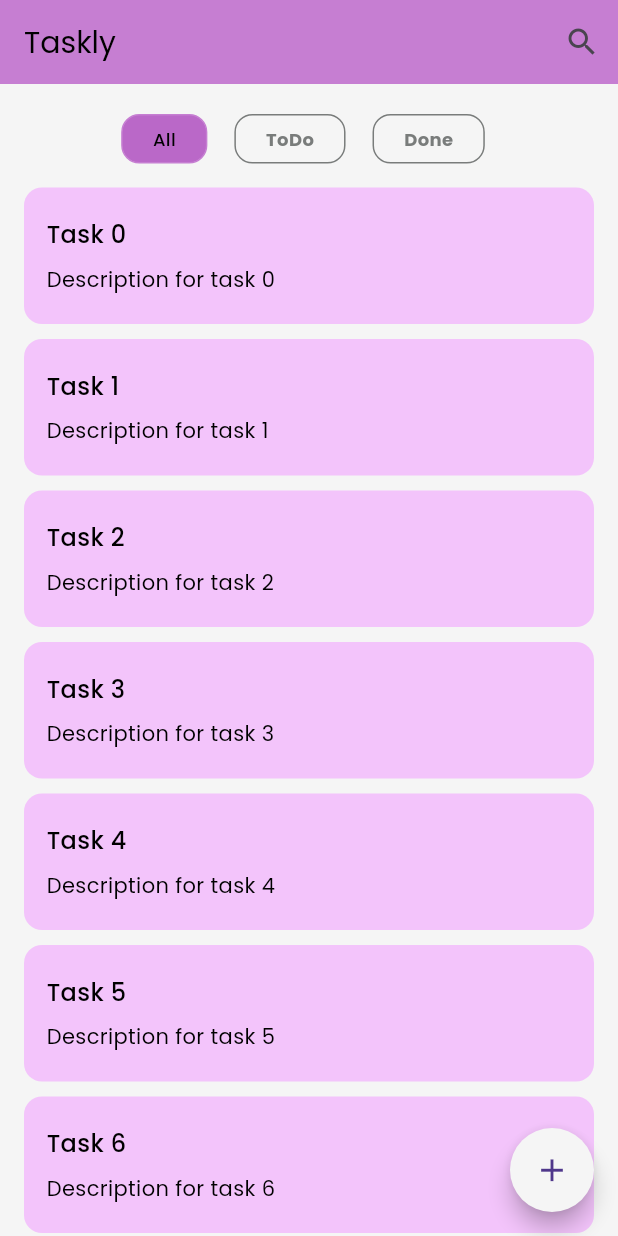
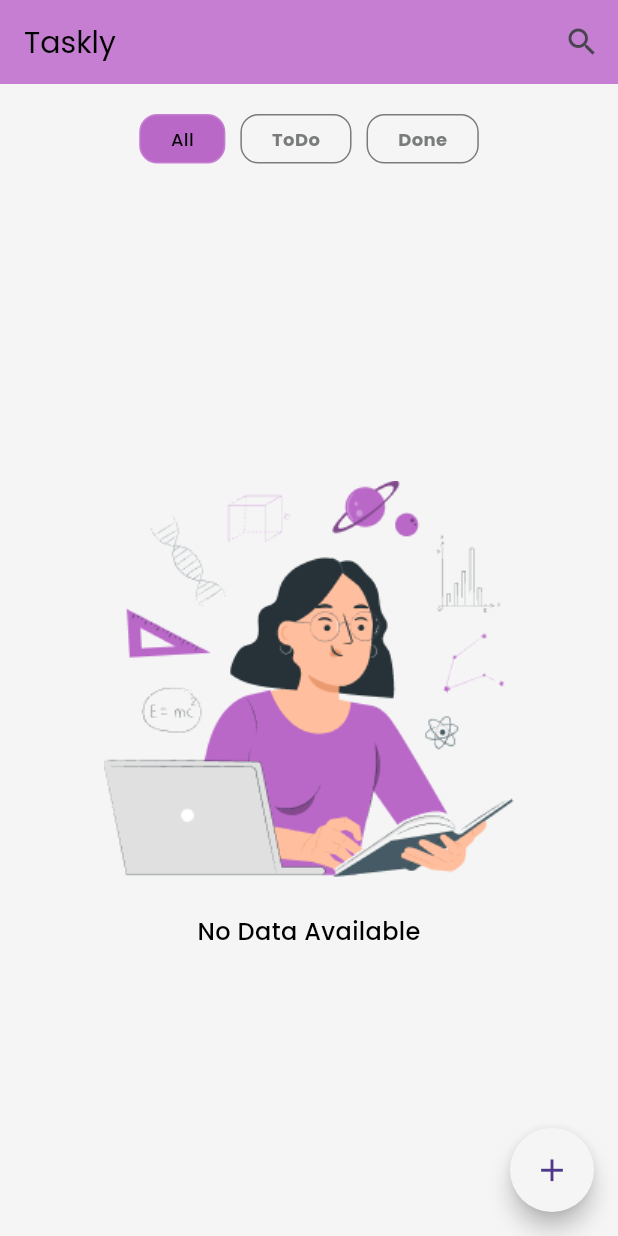
Before and after one commit to salma234-del/task_management_app, a Flutter app: the screen it shows after launch, on a phone screen of 412 x 824 dp. Run offline on Flutter 3.47's test engine with Material 3 defaults, Android fonts, the phone set to English and light mode, and no system bars; drawn by our look-alikes of flutter_slidable; our stand-ins replace dartz, equatable, flutter_bloc, flutter_spinkit, get_it, go_router and 3 more; accounts and stored records are empty.

Commit message:
Implemented get tasks functionality

```diff
--- a/lib/Core/di/service_locator.dart
+++ b/lib/Core/di/service_locator.dart
@@ -9,6 +9,7 @@ import 'package:task_management_app/Features/tasks/data/models/task_model.dart';
 import 'package:task_management_app/Features/tasks/data/repository/tasks_repo_impl.dart';
 import 'package:task_management_app/Features/tasks/domain/repository/base_tasks_repo.dart';
 import 'package:task_management_app/Features/tasks/domain/usecases/add_task_usecase.dart';
+import 'package:task_management_app/Features/tasks/domain/usecases/get_tasks_by_category_usecase.dart';
 
 final sl = GetIt.instance;
 
@@ -29,4 +30,5 @@ Future<void> setupServiceLocator() async {
 
   // 5. Use Cases
   sl.registerLazySingleton(() => AddTaskUsecase(sl()));
+  sl.registerLazySingleton(() => GetTasksByCategoryUsecase(sl()));
 }
--- a/lib/Core/utils/app_strings.dart
+++ b/lib/Core/utils/app_strings.dart
@@ -23,4 +23,5 @@ abstract class AppStrings {
   static const String cancel = 'Cancel';
   static const String undo = 'Undo';
   static const String newTask = 'New Task';
+  static const String noData = 'No Data Available';
 }
--- a/lib/Core/utils/assets.dart
+++ b/lib/Core/utils/assets.dart
@@ -4,7 +4,7 @@ class Assets {
 
   /// Assets for imagesHomeNoData
   /// assets/images/home_no_data.png
-  static const String imagesHomeNoData = "assets/images/home_no_data.png";
+  static const String imagesNoData = "assets/images/home_no_data.png";
 
   /// Assets for imagesSplashLogo
   /// assets/images/splash_logo.png
--- /dev/null
+++ b/lib/Core/widgets/empty_data_widget.dart
@@ -0,0 +1,25 @@
+import 'package:flutter/material.dart';
+import 'package:task_management_app/Core/global/theme/app_theme/app_text_styles.dart';
+import 'package:task_management_app/Core/utils/app_strings.dart';
+import 'package:task_management_app/Core/utils/assets.dart';
+
+class EmptyDataWidget extends StatelessWidget {
+  const EmptyDataWidget({
+    super.key,
+  });
+
+  @override
+  Widget build(BuildContext context) {
+    return Column(
+      mainAxisAlignment: MainAxisAlignment.center,
+      children: [
+        Image.asset(Assets.imagesNoData),
+        const SizedBox(height: 24),
+        Text(
+          AppStrings.noData,
+          style: AppTextStyles.of(context).text16Medium,
+        ),
+      ],
+    );
+  }
+}
--- a/lib/Features/tasks/data/datasource/local/tasks_local_datasource.dart
+++ b/lib/Features/tasks/data/datasource/local/tasks_local_datasource.dart
@@ -1,5 +1,7 @@
+import 'package:task_management_app/Core/enums/task_category.dart';
 import 'package:task_management_app/Features/tasks/data/models/task_model.dart';
 
 abstract class TasksLocalDataSource {
   Future<void> addTask({required final TaskModel task});
+  Future<List<TaskModel>> getTasksByCategory(TaskCategory category);
 }
--- a/lib/Features/tasks/domain/entities/task_entity.dart
+++ b/lib/Features/tasks/domain/entities/task_entity.dart
@@ -1,15 +1,20 @@
-class TaskEntity {
+import 'package:equatable/equatable.dart';
+
+class TaskEntity extends Equatable {
   final String id;
   final String title;
   final String description;
   final bool isCompleted;
   final DateTime createdAt;
 
-  TaskEntity({
+  const TaskEntity({
     required this.id,
     required this.title,
     required this.description,
     this.isCompleted = false,
     required this.createdAt,
   });
+
+  @override
+  List<Object?> get props => [id, title, description, isCompleted, createdAt];
 }
--- a/lib/Features/tasks/domain/repository/base_tasks_repo.dart
+++ b/lib/Features/tasks/domain/repository/base_tasks_repo.dart
@@ -1,7 +1,9 @@
 import 'package:dartz/dartz.dart';
+import 'package:task_management_app/Core/enums/task_category.dart';
 import 'package:task_management_app/Core/error/failures/failure.dart';
 import 'package:task_management_app/Features/tasks/domain/entities/task_entity.dart';
 
 abstract class BaseTasksRepo {
   Future<Either<Failure, void>> addTask({required final TaskEntity task});
+  Future<Either<Failure, List<TaskEntity>>> getTasksByCategory(TaskCategory category);
 }
--- /dev/null
+++ b/lib/Features/tasks/domain/usecases/get_tasks_by_category_usecase.dart
@@ -0,0 +1,42 @@
+import 'package:dartz/dartz.dart';
+import 'package:equatable/equatable.dart';
+import 'package:task_management_app/Core/enums/task_category.dart';
+import 'package:task_management_app/Core/error/failures/failure.dart';
+import 'package:task_management_app/Core/usecase/base_usecase.dart';
+import 'package:task_management_app/Features/tasks/domain/entities/task_entity.dart';
+import 'package:task_management_app/Features/tasks/domain/repository/base_tasks_repo.dart';
+
+class GetTasksByCategoryUsecase
+    extends BaseUsecase<List<TaskEntity>, GetTasksByCategoryUsecaseParams> {
+  final BaseTasksRepo tasksRepo;
+
+  GetTasksByCategoryUsecase(this.tasksRepo);
+
+  @override
+  Future<Either<Failure, List<TaskEntity>>> call(
+      [GetTasksByCategoryUsecaseParams? params]) async {
+    final category = params?.category ?? TaskCategory.all;
+
+    final result = await tasksRepo.getTasksByCategory(category);
+    // Filter tasks based on the category
+    return result.map((tasks) {
+      switch (category) {
+        case TaskCategory.todo:
+          return tasks.where((task) => !task.isCompleted).toList();
+        case TaskCategory.done:
+          return tasks.where((task) => task.isCompleted).toList();
+        default:
+          return tasks;
+      }
+    });
+  }
+}
+
+class GetTasksByCategoryUsecaseParams extends Equatable {
+  final TaskCategory category;
+
+  const GetTasksByCategoryUsecaseParams({required this.category});
+
+  @override
+  List<Object?> get props => [category];
+}
--- /dev/null
+++ b/lib/Features/tasks/presentation/cubits/get_tasks_by_category_cubit/get_tasks_by_category_cubit.dart
@@ -0,0 +1,24 @@
+import 'package:equatable/equatable.dart';
+import 'package:flutter_bloc/flutter_bloc.dart';
+import 'package:task_management_app/Core/enums/task_category.dart';
+import 'package:task_management_app/Features/tasks/domain/entities/task_entity.dart';
+import 'package:task_management_app/Features/tasks/domain/usecases/get_tasks_by_category_usecase.dart';
+
+part 'get_tasks_by_category_state.dart';
+
+class GetTasksByCategoryCubit extends Cubit<GetTasksByCategoryState> {
+  GetTasksByCategoryCubit(this.usecase) : super(GetTasksByCategoryInitial());
+
+  final GetTasksByCategoryUsecase usecase;
+
+  Future<void> getTasksByCategory(TaskCategory category) async {
+    emit(GetTasksByCategoryLoading());
+    final result =
+        await usecase.call(GetTasksByCategoryUsecaseParams(category: category));
+
+    result.fold(
+      (failure) => emit(GetTasksByCategoryFailure(failure.message)),
+      (tasks) => emit(GetTasksByCategorySuccess(tasks, category)),
+    );
+  }
+}
--- /dev/null
+++ b/lib/Features/tasks/presentation/cubits/get_tasks_by_category_cubit/get_tasks_by_category_state.dart
@@ -0,0 +1,31 @@
+part of 'get_tasks_by_category_cubit.dart';
+
+sealed class GetTasksByCategoryState extends Equatable {
+  const GetTasksByCategoryState();
+
+  @override
+  List<Object> get props => [];
+}
+
+final class GetTasksByCategoryInitial extends GetTasksByCategoryState {}
+
+final class GetTasksByCategoryLoading extends GetTasksByCategoryState {}
+
+final class GetTasksByCategorySuccess extends GetTasksByCategoryState {
+  final List<TaskEntity> tasks;
+  final TaskCategory selectedCategory;
+
+  const GetTasksByCategorySuccess(this.tasks, this.selectedCategory);
+
+  @override
+  List<Object> get props => [tasks];
+}
+
+final class GetTasksByCategoryFailure extends GetTasksByCategoryState {
+  final String error;
+
+  const GetTasksByCategoryFailure(this.error);
+
+  @override
+  List<Object> get props => [error];
+}
--- a/lib/Features/tasks/presentation/views/add_task/widgets/add_task_view_body.dart
+++ b/lib/Features/tasks/presentation/views/add_task/widgets/add_task_view_body.dart
@@ -2,6 +2,7 @@ import 'package:flutter/material.dart';
 import 'package:flutter_bloc/flutter_bloc.dart';
 import 'package:go_router/go_router.dart';
 import 'package:task_management_app/Core/global/theme/app_theme/app_text_styles.dart';
+import 'package:task_management_app/Core/utils/app_router.dart';
 import 'package:task_management_app/Core/utils/app_strings.dart';
 import 'package:task_management_app/Core/utils/assets.dart';
 import 'package:task_management_app/Core/utils/helper_functions/show_custom_loading.dart';
@@ -84,9 +85,7 @@ class AddTaskViewBody extends StatelessWidget {
                       }
                     },
                     child: Text(
-                      taskToEdit == null
-                          ? AppStrings.addTask
-                          : AppStrings.edit,
+                      taskToEdit == null ? AppStrings.addTask : AppStrings.edit,
                     ),
                   ),
                 ],
@@ -109,6 +108,7 @@ class AddTaskViewBody extends StatelessWidget {
 
   void _buildAddTaskSuccess(BuildContext context) {
     GoRouter.of(context).pop();
+    GoRouter.of(context).pushReplacement(AppRouter.tasksList);
     showCustomSnackBar(
       context: context,
       message: AppStrings.taskAdded,
--- a/lib/Features/tasks/presentation/views/tasks_list/tasks_list_view.dart
+++ b/lib/Features/tasks/presentation/views/tasks_list/tasks_list_view.dart
@@ -1,8 +1,12 @@
 import 'package:flutter/material.dart';
+import 'package:flutter_bloc/flutter_bloc.dart';
 import 'package:go_router/go_router.dart';
+import 'package:task_management_app/Core/di/service_locator.dart';
+import 'package:task_management_app/Core/enums/task_category.dart';
 import 'package:task_management_app/Core/global/theme/app_theme/app_text_styles.dart';
 import 'package:task_management_app/Core/utils/app_router.dart';
 import 'package:task_management_app/Core/utils/app_strings.dart';
+import 'package:task_management_app/Features/tasks/presentation/cubits/get_tasks_by_category_cubit/get_tasks_by_category_cubit.dart';
 import 'package:task_management_app/Features/tasks/presentation/views/tasks_list/widgets/tasks_list_view_body.dart';
 
 class TasksListView extends StatelessWidget {
@@ -10,7 +14,10 @@ class TasksListView extends StatelessWidget {
 
   @override
   Widget build(BuildContext context) {
-    return SafeArea(
+    return BlocProvider(
+      create: (context) =>
+          GetTasksByCategoryCubit(sl())..getTasksByCategory(TaskCategory.all),
+      child: SafeArea(
         child: Scaffold(
           appBar: AppBar(
             title: Text(
@@ -32,6 +39,7 @@ class TasksListView extends StatelessWidget {
             child: const Icon(Icons.add),
           ),
         ),
+      ),
     );
   }
 }
--- a/lib/Features/tasks/presentation/views/tasks_list/widgets/tasks_list_view_body.dart
+++ b/lib/Features/tasks/presentation/views/tasks_list/widgets/tasks_list_view_body.dart
@@ -1,19 +1,16 @@
 import 'package:flutter/material.dart';
+import 'package:flutter_bloc/flutter_bloc.dart';
 import 'package:task_management_app/Core/enums/task_category.dart';
 import 'package:task_management_app/Core/global/theme/app_theme/app_colors.dart';
 import 'package:task_management_app/Core/global/theme/app_theme/app_text_styles.dart';
-import 'package:task_management_app/Features/tasks/domain/entities/task_entity.dart';
+import 'package:task_management_app/Core/widgets/empty_data_widget.dart';
+import 'package:task_management_app/Features/tasks/presentation/cubits/get_tasks_by_category_cubit/get_tasks_by_category_cubit.dart';
 import 'package:task_management_app/Features/tasks/presentation/views/tasks_list/widgets/task_widget.dart';
+import 'package:task_management_app/Features/tasks/presentation/views/tasks_list/widgets/tasks_loading.dart';
 
-class TasksListViewBody extends StatefulWidget {
+class TasksListViewBody extends StatelessWidget {
   const TasksListViewBody({super.key});
 
-  @override
-  State<TasksListViewBody> createState() => _TasksListViewBodyState();
-}
-
-class _TasksListViewBodyState extends State<TasksListViewBody> {
-  int selectedIndex = 0;
   @override
   Widget build(BuildContext context) {
     return Padding(
@@ -22,79 +19,89 @@ class _TasksListViewBodyState extends State<TasksListViewBody> {
         crossAxisAlignment: CrossAxisAlignment.center,
         children: [
           const SizedBox(height: 20),
-          Row(
-            mainAxisAlignment: MainAxisAlignment.center,
-            children: List.generate(
-              TaskCategory.values.length,
-              (index) => Padding(
-                padding: const EdgeInsets.symmetric(horizontal: 5),
-                child: _buildCategoryItem(
-                  index: index,
-                  categoryItem: TaskCategory.values[index],
-                ),
-              ),
-            ),
-          ),
-          Expanded(
-            child: ListView.separated(
-              padding: const EdgeInsets.symmetric(vertical: 16),
-              physics: const BouncingScrollPhysics(),
-              itemBuilder: (context, index) {
-                return TaskWidget(
-                  task: TaskEntity(
-                    id: 'task_$index',
-                    title: 'Task $index',
-                    description: 'Description for task $index',
-                    createdAt: DateTime.now(),
-                  ),
-                  category: TaskCategory.all,
-                );
-              },
-              separatorBuilder: (context, index) => const SizedBox(height: 10),
-              itemCount: 20,
-            ),
-          )
+          _buildCategories(context),
+          const SizedBox(height: 20),
+          Expanded(child: _buildTasksList(context)),
         ],
       ),
     );
   }
 
-  Widget _buildCategoryItem({
-    required final int index,
-    required final TaskCategory categoryItem,
-  }) {
-    return GestureDetector(
+  Widget _buildCategories(BuildContext context) {
+    return BlocBuilder<GetTasksByCategoryCubit, GetTasksByCategoryState>(
+      builder: (context, state) {
+        final selectedCategory = state is GetTasksByCategorySuccess
+            ? state.selectedCategory
+            : TaskCategory.all;
+
+        return Row(
+          mainAxisAlignment: MainAxisAlignment.center,
+          children: TaskCategory.values.map((category) {
+            final isSelected = category == selectedCategory;
+            return Padding(
+              padding: const EdgeInsets.symmetric(horizontal: 5),
+              child: GestureDetector(
                 onTap: () {
-        setState(() {
-          selectedIndex = index;
-        });
+                  context
+                      .read<GetTasksByCategoryCubit>()
+                      .getTasksByCategory(category);
                 },
                 child: Container(
                   decoration: BoxDecoration(
-          color: selectedIndex == index
+                    color: isSelected
                         ? AppColors.of(context).purble
                         : AppColors.of(context).background,
                     borderRadius: BorderRadius.circular(12),
                     border: Border.all(
-            color: selectedIndex == index
+                      color: isSelected
                           ? AppColors.of(context).primary
                           : AppColors.of(context).grey,
                     ),
                   ),
-        padding: const EdgeInsets.symmetric(
-          horizontal: 20,
-          vertical: 7,
-        ),
-        margin: const EdgeInsetsDirectional.only(end: 8),
+                  padding:
+                      const EdgeInsets.symmetric(horizontal: 20, vertical: 7),
                   child: Text(
-          categoryItem.name,
-          style: selectedIndex == index
+                    category.name,
+                    style: isSelected
                         ? AppTextStyles.of(context).text12Medium
                         : AppTextStyles.of(context).text12Bold.copyWith(
                               color: AppColors.of(context).grey,
                             ),
                   ),
                 ),
+              ),
+            );
+          }).toList(),
+        );
+      },
+    );
+  }
+
+  Widget _buildTasksList(BuildContext context) {
+    return BlocBuilder<GetTasksByCategoryCubit, GetTasksByCategoryState>(
+      builder: (context, state) {
+        if (state is GetTasksByCategoryLoading) {
+          return TasksLoading();
+        } else if (state is GetTasksByCategoryFailure) {
+          return Center(child: Text(state.error));
+        } else if (state is GetTasksByCategorySuccess) {
+          if (state.tasks.isEmpty) {
+            return EmptyDataWidget();
+          }
+          return ListView.separated(
+            padding: const EdgeInsets.symmetric(vertical: 16),
+            physics: const BouncingScrollPhysics(),
+            itemCount: state.tasks.length,
+            separatorBuilder: (context, index) => const SizedBox(height: 10),
+            itemBuilder: (context, index) => TaskWidget(
+              task: state.tasks[index],
+              category: state.selectedCategory,
+            ),
+          );
+        } else {
+          return const SizedBox.shrink();
+        }
+      },
     );
   }
 }
--- a/pubspec.yaml
+++ b/pubspec.yaml
@@ -46,6 +46,7 @@ dependencies:
   path_provider: ^2.1.5
   uuid: ^4.5.1
   flutter_spinkit: ^5.2.1
+  skeletonizer: ^1.4.3
 
 dev_dependencies:
   flutter_test:
```
Also changed, not shown: lib/Features/tasks/data/datasource/local/tasks_local_datasource_impl.dart (+7 -1 lines), lib/Features/tasks/data/repository/tasks_repo_impl.dart (+13 -0 lines), lib/Features/tasks/presentation/views/tasks_list/widgets/tasks_loading.dart (added, +31 -0 lines), pubspec.lock. Lines whose indentation alone changed are shown as unchanged.
